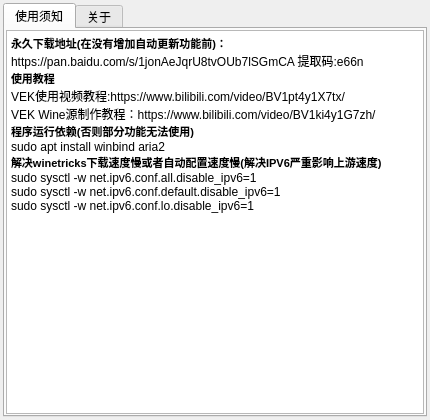
Qt form ui/vekAbout.ui (gfdgd-xi/vekcode) before a commit.
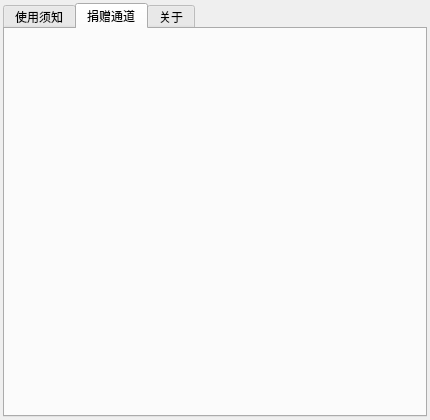
The same form after that commit. The open tabs and pages were chosen to show the change. Icons and pictures are not drawn.

```diff
--- a/ui/vekAbout.ui
+++ b/ui/vekAbout.ui
@@ -101,6 +101,67 @@
        </item>
       </layout>
      </widget>
+     <widget class="QWidget" name="tab">
+      <attribute name="title">
+       <string>捐赠通道</string>
+      </attribute>
+      <widget class="QWidget" name="verticalLayoutWidget">
+       <property name="geometry">
+        <rect>
+         <x>0</x>
+         <y>0</y>
+         <width>421</width>
+         <height>381</height>
+        </rect>
+       </property>
+       <layout class="QHBoxLayout" name="horizontalLayout">
+        <item>
+         <layout class="QHBoxLayout" name="horizontalLayout_3">
+          <item>
+           <layout class="QVBoxLayout" name="verticalLayout_2" stretch="90">
+            <item>
+             <widget class="QLabel" name="label">
+              <property name="sizePolicy">
+               <sizepolicy hsizetype="Preferred" vsizetype="Preferred">
+                <horstretch>0</horstretch>
+                <verstretch>0</verstretch>
+               </sizepolicy>
+              </property>
+              <property name="styleSheet">
+               <string notr="true">image: url(:/res/img/aliPay.png);</string>
+              </property>
+              <property name="text">
+               <string/>
+              </property>
+              <property name="alignment">
+               <set>Qt::AlignCenter</set>
+              </property>
+             </widget>
+            </item>
+           </layout>
+          </item>
+         </layout>
+        </item>
+        <item>
+         <layout class="QHBoxLayout" name="horizontalLayout_2">
+          <item>
+           <widget class="QLabel" name="label_2">
+            <property name="styleSheet">
+             <string notr="true">image: url(:/res/img/aliPay.png);</string>
+            </property>
+            <property name="text">
+             <string/>
+            </property>
+            <property name="alignment">
+             <set>Qt::AlignCenter</set>
+            </property>
+           </widget>
+          </item>
+         </layout>
+        </item>
+       </layout>
+      </widget>
+     </widget>
      <widget class="QWidget" name="verticalTabWidgetPage3">
       <attribute name="title">
        <string>关于</string>
```
